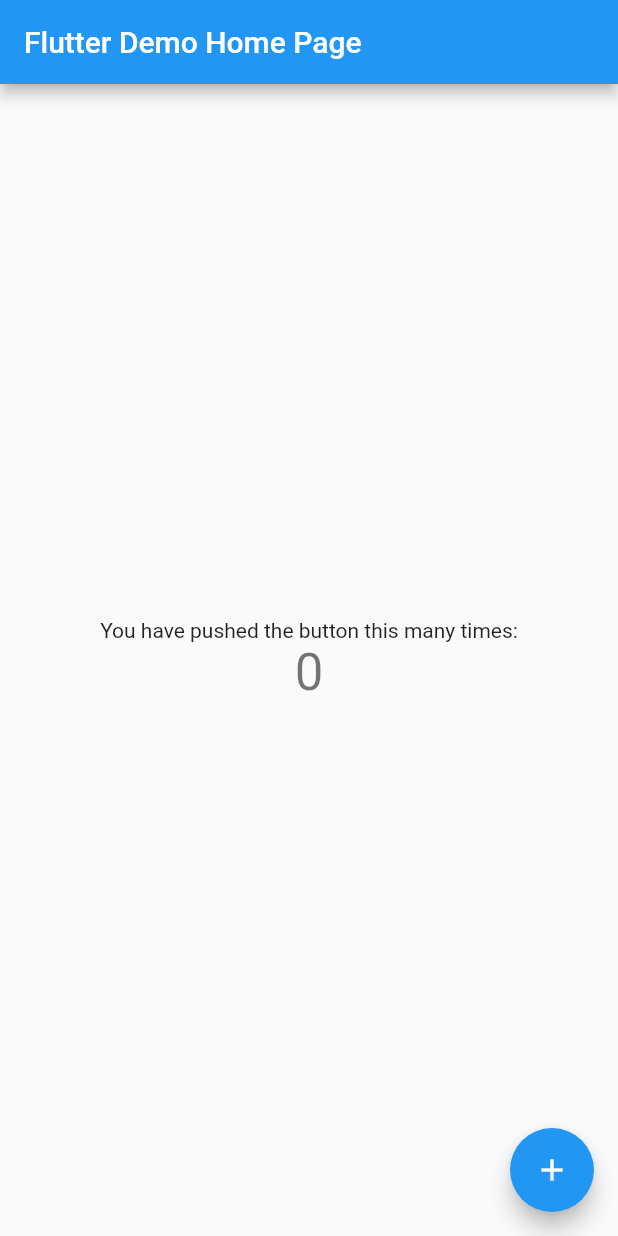
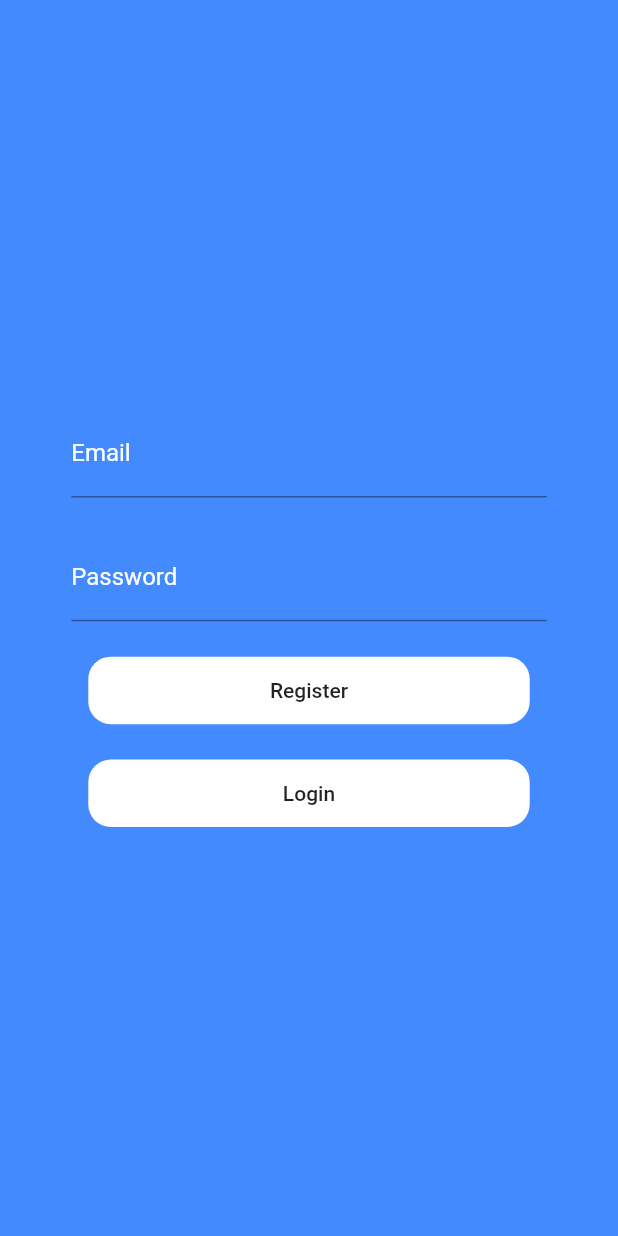
Before and after one commit to dumidu1998/my_flutter_app, a Flutter app: the screen it shows after launch, on a phone screen of 412 x 824 dp. Run offline on Flutter 3.47's test engine with Material 2 defaults, Android fonts, the phone set to English and light mode, and no system bars; our stand-ins replace cloud_firestore, firebase_auth, firebase_core; accounts and stored records are empty.

```diff
--- a/lib/main.dart
+++ b/lib/main.dart
@@ -1,115 +1,19 @@
+import 'package:firebase_core/firebase_core.dart';
 import 'package:flutter/material.dart';
+import 'ui/authentication.dart';
 
-void main() {
-  runApp(const MyApp());
+void main() async {
+  WidgetsFlutterBinding.ensureInitialized();
+  await Firebase.initializeApp();
+  runApp(MyApp());
 }
 
 class MyApp extends StatelessWidget {
-  const MyApp({super.key});
-
-  // This widget is the root of your application.
   @override
   Widget build(BuildContext context) {
     return MaterialApp(
-      title: 'Flutter Demo',
-      theme: ThemeData(
-        // This is the theme of your application.
-        //
-        // Try running your application with "flutter run". You'll see the
-        // application has a blue toolbar. Then, without quitting the app, try
-        // changing the primarySwatch below to Colors.green and then invoke
-        // "hot reload" (press "r" in the console where you ran "flutter run",
-        // or simply save your changes to "hot reload" in a Flutter IDE).
-        // Notice that the counter didn't reset back to zero; the application
-        // is not restarted.
-        primarySwatch: Colors.blue,
-      ),
-      home: const MyHomePage(title: 'Flutter Demo Home Page'),
+      title: 'Crypto Wallet',
+      home: Authentication(),
     );
   }
 }
-
-class MyHomePage extends StatefulWidget {
-  const MyHomePage({super.key, required this.title});
-
-  // This widget is the home page of your application. It is stateful, meaning
-  // that it has a State object (defined below) that contains fields that affect
-  // how it looks.
-
-  // This class is the configuration for the state. It holds the values (in this
-  // case the title) provided by the parent (in this case the App widget) and
-  // used by the build method of the State. Fields in a Widget subclass are
-  // always marked "final".
-
-  final String title;
-
-  @override
-  State<MyHomePage> createState() => _MyHomePageState();
-}
-
-class _MyHomePageState extends State<MyHomePage> {
-  int _counter = 0;
-
-  void _incrementCounter() {
-    setState(() {
-      // This call to setState tells the Flutter framework that something has
-      // changed in this State, which causes it to rerun the build method below
-      // so that the display can reflect the updated values. If we changed
-      // _counter without calling setState(), then the build method would not be
-      // called again, and so nothing would appear to happen.
-      _counter++;
-    });
-  }
-
-  @override
-  Widget build(BuildContext context) {
-    // This method is rerun every time setState is called, for instance as done
-    // by the _incrementCounter method above.
-    //
-    // The Flutter framework has been optimized to make rerunning build methods
-    // fast, so that you can just rebuild anything that needs updating rather
-    // than having to individually change instances of widgets.
-    return Scaffold(
-      appBar: AppBar(
-        // Here we take the value from the MyHomePage object that was created by
-        // the App.build method, and use it to set our appbar title.
-        title: Text(widget.title),
-      ),
-      body: Center(
-        // Center is a layout widget. It takes a single child and positions it
-        // in the middle of the parent.
-        child: Column(
-          // Column is also a layout widget. It takes a list of children and
-          // arranges them vertically. By default, it sizes itself to fit its
-          // children horizontally, and tries to be as tall as its parent.
-          //
-          // Invoke "debug painting" (press "p" in the console, choose the
-          // "Toggle Debug Paint" action from the Flutter Inspector in Android
-          // Studio, or the "Toggle Debug Paint" command in Visual Studio Code)
-          // to see the wireframe for each widget.
-          //
-          // Column has various properties to control how it sizes itself and
-          // how it positions its children. Here we use mainAxisAlignment to
-          // center the children vertically; the main axis here is the vertical
-          // axis because Columns are vertical (the cross axis would be
-          // horizontal).
-          mainAxisAlignment: MainAxisAlignment.center,
-          children: <Widget>[
-            const Text(
-              'You have pushed the button this many times:',
-            ),
-            Text(
-              '$_counter',
-              style: Theme.of(context).textTheme.headline4,
-            ),
-          ],
-        ),
-      ),
-      floatingActionButton: FloatingActionButton(
-        onPressed: _incrementCounter,
-        tooltip: 'Increment',
-        child: const Icon(Icons.add),
-      ), // This trailing comma makes auto-formatting nicer for build methods.
-    );
-  }
-}
--- /dev/null
+++ b/lib/ui/authentication.dart
@@ -0,0 +1,117 @@
+import 'package:flutter/material.dart';
+import 'package:my_flutter_app/net/flutterfire.dart';
+
+import 'home_view.dart';
+
+class Authentication extends StatefulWidget {
+  Authentication({Key? key}) : super(key: key);
+
+  @override
+  _AuthenticationState createState() => _AuthenticationState();
+}
+
+class _AuthenticationState extends State<Authentication> {
+  TextEditingController _emailField = TextEditingController();
+  TextEditingController _passwordField = TextEditingController();
+
+  @override
+  Widget build(BuildContext context) {
+    return Scaffold(
+      body: Container(
+        width: MediaQuery.of(context).size.width,
+        height: MediaQuery.of(context).size.height,
+        decoration: BoxDecoration(
+          color: Colors.blueAccent,
+        ),
+        child: Column(
+          mainAxisAlignment: MainAxisAlignment.center,
+          children: [
+            Container(
+              width: MediaQuery.of(context).size.width / 1.3,
+              child: TextFormField(
+                style: TextStyle(color: Colors.white),
+                controller: _emailField,
+                decoration: InputDecoration(
+                  hintText: "something@email.com",
+                  hintStyle: TextStyle(
+                    color: Colors.white,
+                  ),
+                  labelText: "Email",
+                  labelStyle: TextStyle(
+                    color: Colors.white,
+                  ),
+                ),
+              ),
+            ),
+            SizedBox(height: MediaQuery.of(context).size.height / 35),
+            Container(
+              width: MediaQuery.of(context).size.width / 1.3,
+              child: TextFormField(
+                style: TextStyle(color: Colors.white),
+                controller: _passwordField,
+                obscureText: true,
+                decoration: InputDecoration(
+                  hintText: "password",
+                  hintStyle: TextStyle(
+                    color: Colors.white,
+                  ),
+                  labelText: "Password",
+                  labelStyle: TextStyle(
+                    color: Colors.white,
+                  ),
+                ),
+              ),
+            ),
+            SizedBox(height: MediaQuery.of(context).size.height / 35),
+            Container(
+              width: MediaQuery.of(context).size.width / 1.4,
+              height: 45,
+              decoration: BoxDecoration(
+                borderRadius: BorderRadius.circular(15.0),
+                color: Colors.white,
+              ),
+              child: MaterialButton(
+                onPressed: () async {
+                  bool shouldNavigate =
+                      await register(_emailField.text, _passwordField.text);
+                  if (shouldNavigate) {
+                    Navigator.push(
+                      context,
+                      MaterialPageRoute(
+                        builder: (context) => HomeView(),
+                      ),
+                    );
+                  }
+                },
+                child: Text("Register"),
+              ),
+            ),
+            SizedBox(height: MediaQuery.of(context).size.height / 35),
+            Container(
+              width: MediaQuery.of(context).size.width / 1.4,
+              height: 45,
+              decoration: BoxDecoration(
+                borderRadius: BorderRadius.circular(15.0),
+                color: Colors.white,
+              ),
+              child: MaterialButton(
+                  onPressed: () async {
+                    bool shouldNavigate =
+                        await signIn(_emailField.text, _passwordField.text);
+                    if (shouldNavigate) {
+                      Navigator.push(
+                        context,
+                        MaterialPageRoute(
+                          builder: (context) => HomeView(),
+                        ),
+                      );
+                    }
+                  },
+                  child: Text("Login")),
+            ),
+          ],
+        ),
+      ),
+    );
+  }
+}
--- a/pubspec.yaml
+++ b/pubspec.yaml
@@ -36,6 +36,10 @@ dependencies:
   # The following adds the Cupertino Icons font to your application.
   # Use with the CupertinoIcons class for iOS style icons.
   cupertino_icons: ^1.0.2
+  firebase_core: ^2.2.0
+  cloud_firestore: ^4.0.5
+  firebase_auth: ^4.1.2
+  http: ^0.13.5
 
 dev_dependencies:
   flutter_test:
```
Also changed, not shown: lib/net/api_methods.dart (added, +17 -0 lines), lib/net/flutterfire.dart (added, +67 -0 lines), lib/ui/add_view.dart (added, +69 -0 lines), lib/ui/home_view.dart (added, +97 -0 lines), pubspec.lock, 3 other files.
